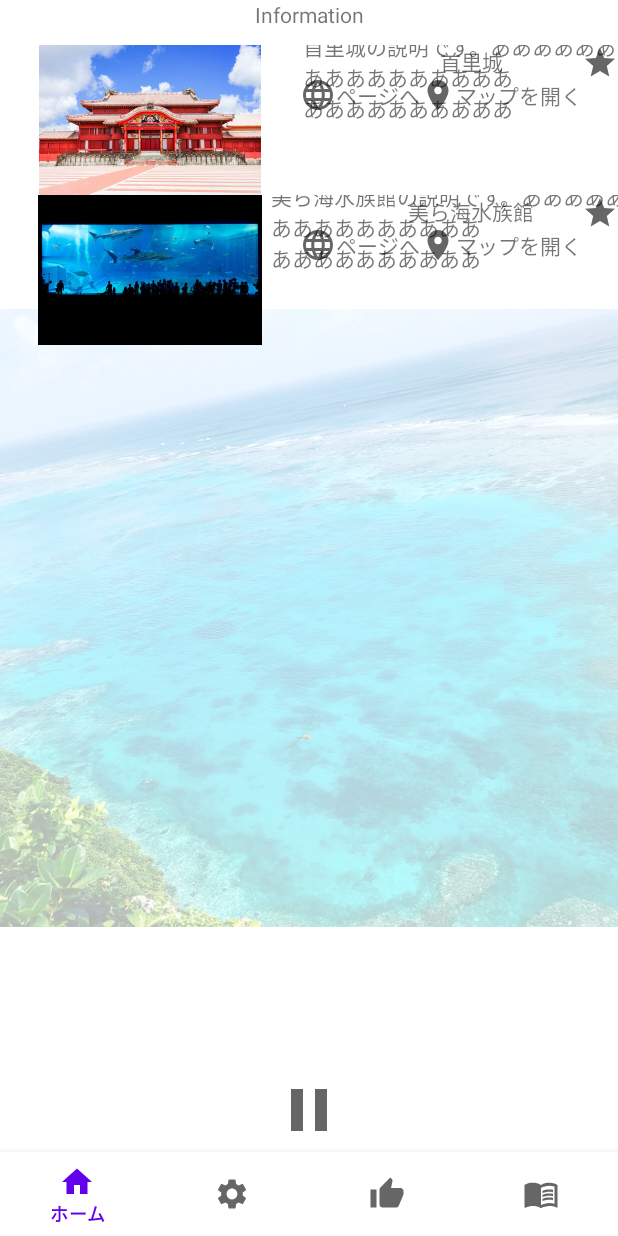
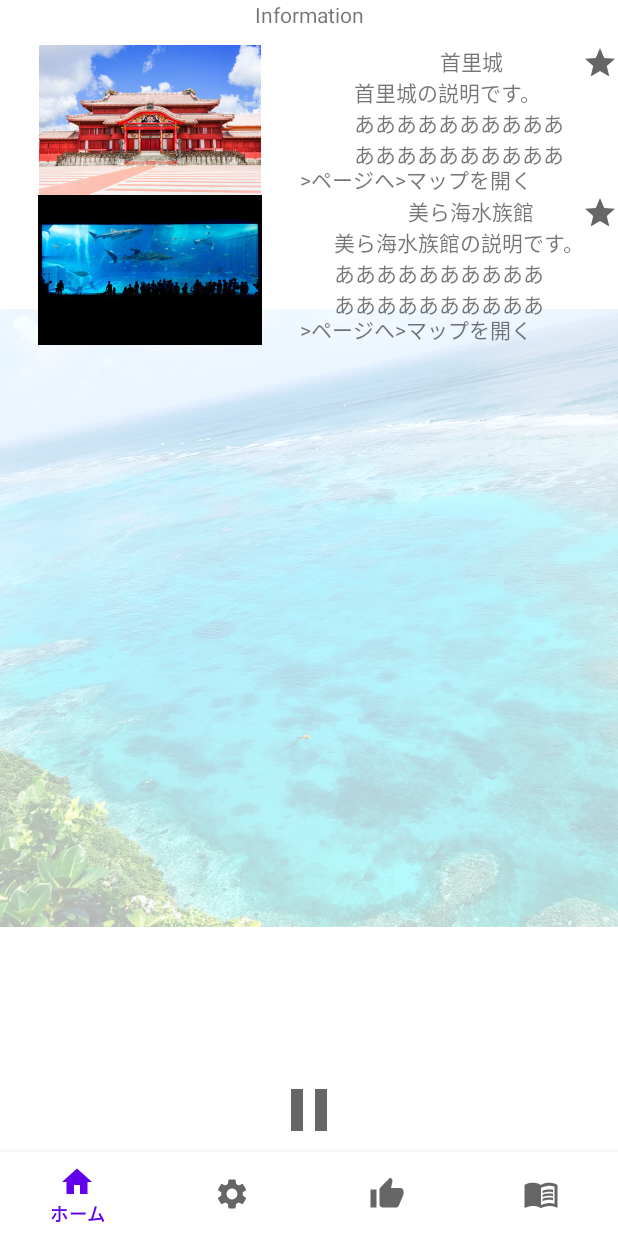
Before and after one commit to ssi17/sotuken, an Android app: the screen it shows after launch (MainActivity), after a tap on an icon or button, on a phone screen of 412 x 824 dp. Run offline under Robolectric (Android 15) with nearby library versions, the phone set to English and light mode, and no system bars; our stand-ins replace data binding, navigation-ui.

Commit message:
Re:moved setButton() from Fragment to MainActivity

```diff
--- a/MyApplication/app/src/main/java/com/example/myapplication/MainActivity.kt
+++ b/MyApplication/app/src/main/java/com/example/myapplication/MainActivity.kt
@@ -3,6 +3,8 @@ package com.example.myapplication
 import android.media.MediaPlayer
 import androidx.appcompat.app.AppCompatActivity
 import android.os.Bundle
+import android.widget.ImageView
+import androidx.fragment.app.Fragment
 import androidx.navigation.NavController
 import androidx.navigation.fragment.NavHostFragment
 import androidx.navigation.ui.NavigationUI.setupWithNavController
@@ -25,4 +27,13 @@ class MainActivity : AppCompatActivity() {
         bgm.isLooping = true
         bgm.start()
     }
+
+    fun setButton(startButton: ImageView, flag: Boolean) {
+        startButton.setImageResource(
+            if(flag) {
+                R.drawable.ic_pause_48
+            } else {
+                R.drawable.ic_start_48
+            })
+    }
 }
--- a/MyApplication/app/src/main/java/com/example/myapplication/ui/FavoriteFragment.kt
+++ b/MyApplication/app/src/main/java/com/example/myapplication/ui/FavoriteFragment.kt
@@ -1,11 +1,15 @@
 package com.example.myapplication.ui
 
+import android.media.Image
 import android.os.Bundle
 import android.view.LayoutInflater
 import android.view.View
 import android.view.ViewGroup
+import android.widget.ImageView
 import androidx.fragment.app.Fragment
 import androidx.fragment.app.activityViewModels
+import com.example.myapplication.MainActivity
+import com.example.myapplication.R
 import com.example.myapplication.databinding.FragmentFavoriteBinding
 import com.example.myapplication.model.MainViewModel
 
@@ -27,10 +31,17 @@ class FavoriteFragment: Fragment() {
     override fun onViewCreated(view: View, savedInstanceState: Bundle?) {
         super.onViewCreated(view, savedInstanceState)
         binding?.favoriteFragment = this
+
+        setButton()
+    }
+
+    private fun setButton() {
+        MainActivity().setButton(binding!!.startButton, sharedViewModel.startFlag)
     }
 
     fun pushButton() {
         sharedViewModel.changeStartFlag()
+        setButton()
     }
 
     override fun onDestroyView() {
--- a/MyApplication/app/src/main/java/com/example/myapplication/ui/InformationFragment.kt
+++ b/MyApplication/app/src/main/java/com/example/myapplication/ui/InformationFragment.kt
@@ -45,24 +45,20 @@ class InformationFragment: Fragment() {
         } else {
             if(sharedViewModel.images == null) {
                 setTopTitle()
+            } else {
+                setRecyclerView()
             }
-            binding!!.startButton.setImageResource(R.drawable.ic_start_48)
         }
         setButton()
+    }
+
+    private fun setButton() {
+        MainActivity().setButton(binding!!.startButton, sharedViewModel.startFlag)
     }
 
     private fun setTopTitle() {
         binding!!.topTitle.setImageResource(R.drawable.top_title)
         binding!!.startText.setText(R.string.start_text)
-    }
-
-    fun setButton() {
-        binding!!.startButton.setImageResource(
-            if(sharedViewModel.startFlag) {
-                R.drawable.ic_pause_48
-            } else {
-                R.drawable.ic_start_48
-            })
     }
 
     fun pushButton() {
--- a/MyApplication/app/src/main/java/com/example/myapplication/ui/OperationFragment.kt
+++ b/MyApplication/app/src/main/java/com/example/myapplication/ui/OperationFragment.kt
@@ -6,6 +6,8 @@ import android.view.View
 import android.view.ViewGroup
 import androidx.fragment.app.Fragment
 import androidx.fragment.app.activityViewModels
+import com.example.myapplication.MainActivity
+import com.example.myapplication.R
 import com.example.myapplication.databinding.FragmentOperationBinding
 import com.example.myapplication.model.MainViewModel
 
@@ -28,11 +30,16 @@ class OperationFragment: Fragment() {
         super.onViewCreated(view, savedInstanceState)
         binding?.operationFragment = this
 
-        InformationFragment().setButton()
+        setButton()
+    }
+
+    private fun setButton() {
+        MainActivity().setButton(binding!!.startButton, sharedViewModel.startFlag)
     }
 
     fun pushButton() {
         sharedViewModel.changeStartFlag()
+        setButton()
     }
 
     override fun onDestroyView() {
--- a/MyApplication/app/src/main/java/com/example/myapplication/ui/SettingFragment.kt
+++ b/MyApplication/app/src/main/java/com/example/myapplication/ui/SettingFragment.kt
@@ -6,6 +6,8 @@ import android.view.View
 import android.view.ViewGroup
 import androidx.fragment.app.Fragment
 import androidx.fragment.app.activityViewModels
+import com.example.myapplication.MainActivity
+import com.example.myapplication.R
 import com.example.myapplication.databinding.FragmentSettingBinding
 import com.example.myapplication.model.MainViewModel
 
@@ -28,11 +30,16 @@ class SettingFragment: Fragment() {
         super.onViewCreated(view, savedInstanceState)
         binding?.settingFragment = this
 
-        InformationFragment().setButton()
+        setButton()
+    }
+
+    fun setButton() {
+        MainActivity().setButton(binding!!.startButton, sharedViewModel.startFlag)
     }
 
     fun pushButton() {
         sharedViewModel.changeStartFlag()
+        setButton()
     }
 
     override fun onDestroyView() {
--- a/MyApplication/app/src/main/res/layout/item_view.xml
+++ b/MyApplication/app/src/main/res/layout/item_view.xml
@@ -25,10 +25,10 @@
         android:layout_height="wrap_content"
         android:layout_marginStart="16dp"
         android:id="@+id/item_title"
-        app:layout_constraintTop_toTopOf="@id/favorite_button"
+        app:layout_constraintTop_toTopOf="@id/item_image"
         app:layout_constraintStart_toEndOf="@id/item_image"
         app:layout_constraintEnd_toEndOf="parent"
-        app:layout_constraintBottom_toTopOf="@id/internet_image" />
+        app:layout_constraintBottom_toTopOf="@id/item_describe" />
 
     <TextView
         android:layout_width="wrap_content"
@@ -37,42 +37,24 @@
         app:layout_constraintTop_toBottomOf="@id/item_title"
         app:layout_constraintStart_toEndOf="@id/item_image"
         app:layout_constraintEnd_toEndOf="parent"
-        app:layout_constraintBottom_toTopOf="@id/internet_image" />
-
-    <ImageView
-        android:layout_width="wrap_content"
-        android:layout_height="wrap_content"
-        android:id="@+id/internet_image"
-        android:src="@drawable/ic_internet"
-        app:layout_constraintTop_toBottomOf="@id/item_title"
-        app:layout_constraintStart_toEndOf="@id/item_image"
-        app:layout_constraintBottom_toTopOf="@id/item_describe" />
+        app:layout_constraintBottom_toTopOf="@id/item_page" />
 
     <TextView
         android:layout_width="wrap_content"
         android:layout_height="wrap_content"
         android:id="@+id/item_page"
         android:text="@string/item_page"
-        app:layout_constraintTop_toTopOf="@id/internet_image"
-        app:layout_constraintStart_toEndOf="@id/internet_image"
-        app:layout_constraintBottom_toBottomOf="@id/internet_image" />
-
-    <ImageView
-        android:layout_width="wrap_content"
-        android:layout_height="wrap_content"
-        android:id="@+id/map_image"
-        android:src="@drawable/ic_map"
-        app:layout_constraintTop_toTopOf="@id/internet_image"
-        app:layout_constraintStart_toEndOf="@id/item_page"
-        app:layout_constraintBottom_toBottomOf="@id/internet_image" />
+        app:layout_constraintStart_toEndOf="@id/item_image"
+        app:layout_constraintEnd_toStartOf="@id/item_map"
+        app:layout_constraintBottom_toBottomOf="@id/item_image" />
 
     <TextView
         android:layout_width="wrap_content"
         android:layout_height="wrap_content"
         android:id="@+id/item_map"
         android:text="@string/item_map"
-        app:layout_constraintTop_toTopOf="@id/internet_image"
-        app:layout_constraintStart_toEndOf="@id/map_image"
-        app:layout_constraintBottom_toBottomOf="@id/internet_image" />
+        app:layout_constraintTop_toTopOf="@id/item_page"
+        app:layout_constraintStart_toEndOf="@id/item_page"
+        app:layout_constraintBottom_toBottomOf="@id/item_image" />
 
 </androidx.constraintlayout.widget.ConstraintLayout>
--- a/MyApplication/app/src/main/res/values/strings.xml
+++ b/MyApplication/app/src/main/res/values/strings.xml
@@ -7,8 +7,8 @@
     <string name="information_title">Information</string>
     <string name="title1">首里城</string>
     <string name="title2">美ら海水族館</string>
-    <string name="describe1">首里城の説明です。ああああああ\nああああああああああ\nああああああああああ</string>
-    <string name="describe2">美ら海水族館の説明です。ああああああ\nああああああああああ\nああああああああああ</string>
-    <string name="item_page">ページへ</string>
-    <string name="item_map">マップを開く</string>
+    <string name="describe1">首里城の説明です。\nああああああああああ\nああああああああああ</string>
+    <string name="describe2">美ら海水族館の説明です。\nああああああああああ\nああああああああああ</string>
+    <string name="item_page">>ページへ</string>
+    <string name="item_map">>マップを開く</string>
 </resources>
```
